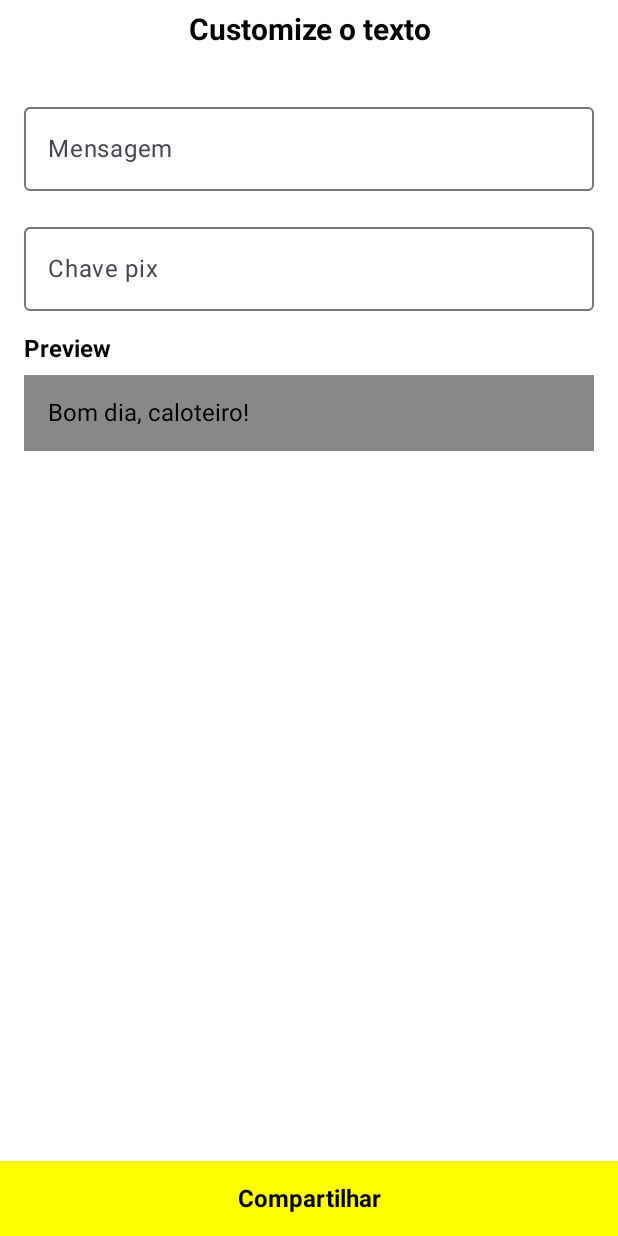
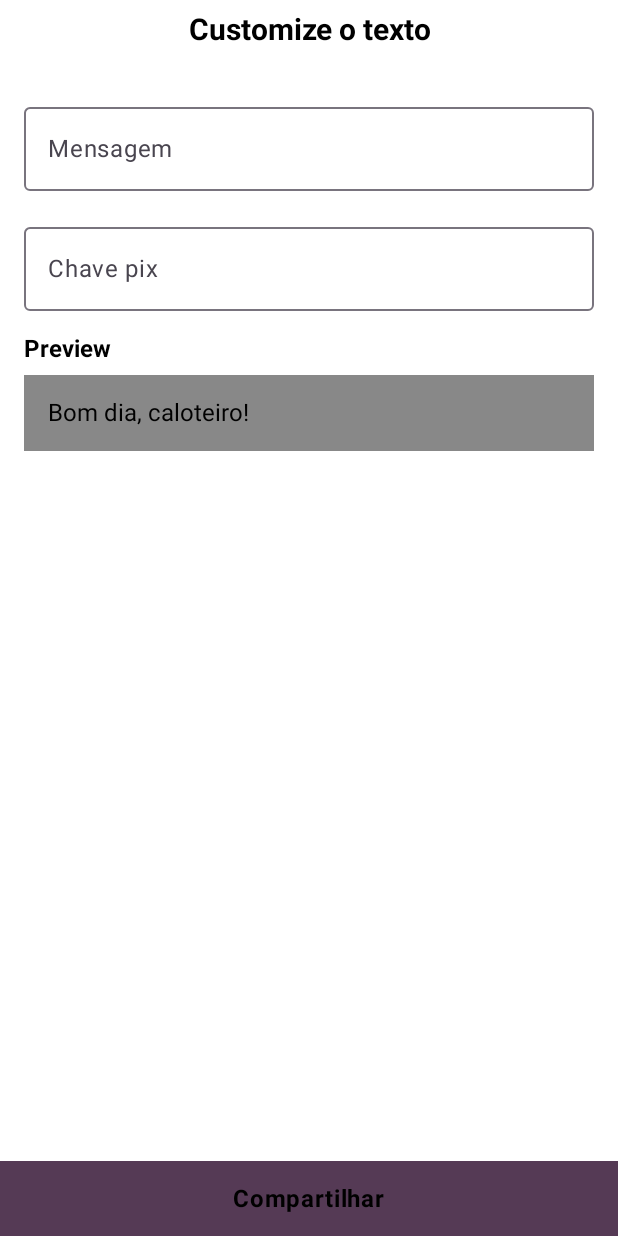
Before and after one commit to jvsena42/bom_dia_caloteiro, an Android app built with Jetpack Compose: the message_info screen opened through its navigation route, on a phone screen of 412 x 824 dp. Run offline under Robolectric (Android 15) with nearby library versions, the phone set to English and light mode, and no system bars; our stand-ins replace Dagger/Hilt's generated code.

Commit message:
refactor: custom buttom

```diff
--- /dev/null
+++ b/app/src/main/java/com/bulletapps/bomdiacaloteiro/ui/components/Button.kt
@@ -0,0 +1,36 @@
+package com.bulletapps.bomdiacaloteiro.ui.components
+
+import androidx.compose.foundation.background
+import androidx.compose.foundation.clickable
+import androidx.compose.foundation.layout.Box
+import androidx.compose.foundation.layout.fillMaxWidth
+import androidx.compose.foundation.layout.height
+import androidx.compose.material3.MaterialTheme
+import androidx.compose.material3.Text
+import androidx.compose.runtime.Composable
+import androidx.compose.ui.Alignment
+import androidx.compose.ui.Modifier
+import androidx.compose.ui.text.font.FontWeight
+import com.bulletapps.bomdiacaloteiro.ui.theme.BomDiaCaloteiroTheme
+import com.bulletapps.bomdiacaloteiro.ui.theme.buttonFontSize
+import com.bulletapps.bomdiacaloteiro.ui.theme.buttonHeight
+
+@Composable
+fun ButtonBottom(label: String, action: () -> Unit) {
+    BomDiaCaloteiroTheme() {
+        Box(
+            modifier = Modifier
+                .fillMaxWidth()
+                .height(buttonHeight)
+                .background(color = MaterialTheme.colorScheme.tertiary)
+                .clickable { action.invoke() },
+            contentAlignment = Alignment.Center
+        ) {
+            Text(
+                text = label,
+                fontSize = buttonFontSize,
+                fontWeight = FontWeight.Bold
+            )
+        }
+    }
+}
--- a/app/src/main/java/com/bulletapps/bomdiacaloteiro/ui/screens/messageInfo/ScreenMessageInfo.kt
+++ b/app/src/main/java/com/bulletapps/bomdiacaloteiro/ui/screens/messageInfo/ScreenMessageInfo.kt
@@ -33,6 +33,7 @@ import androidx.compose.ui.unit.dp
 import androidx.compose.ui.unit.sp
 import androidx.hilt.navigation.compose.hiltViewModel
 import com.bulletapps.bomdiacaloteiro.R
+import com.bulletapps.bomdiacaloteiro.ui.components.ButtonBottom
 import com.bulletapps.bomdiacaloteiro.ui.components.TextTitle
 import com.bulletapps.bomdiacaloteiro.ui.screens.messageInfo.MessageInfoViewModel.FieldTexts
 import com.bulletapps.bomdiacaloteiro.ui.screens.messageInfo.MessageInfoViewModel.ScreenActions
@@ -60,8 +61,8 @@ fun EventConsumer(
 ) {
     LaunchedEffect(key1 = Unit) {
         viewModel.eventFlow.collect { event ->
-            when(event) {
-                is ScreenEvents.SendWhatsappMessage ->  shareContent(event.text, event.imageRef)
+            when (event) {
+                is ScreenEvents.SendWhatsappMessage -> shareContent(event.text, event.imageRef)
             }
         }
     }
@@ -145,20 +146,10 @@ private fun MakeButtonShare(
     uiState: UIState,
     onAction: (ScreenActions) -> Unit
 ) {
-    Box(
-        modifier = Modifier
-            .fillMaxWidth()
-            .height(buttonHeight)
-            .background(Color.Yellow)
-            .clickable { onAction.invoke(ScreenActions.OnClickShare) },
-        contentAlignment = Alignment.Center
-    ) {
-        Text(
-            text = stringResource(id = R.string.share),
-            fontSize = buttonFontSize,
-            fontWeight = FontWeight.Bold
-        )
-    }
+    ButtonBottom(
+        label = stringResource(id = R.string.share),
+        action = { onAction.invoke(ScreenActions.OnClickShare) },
+    )
 }
 
 @Composable
```
